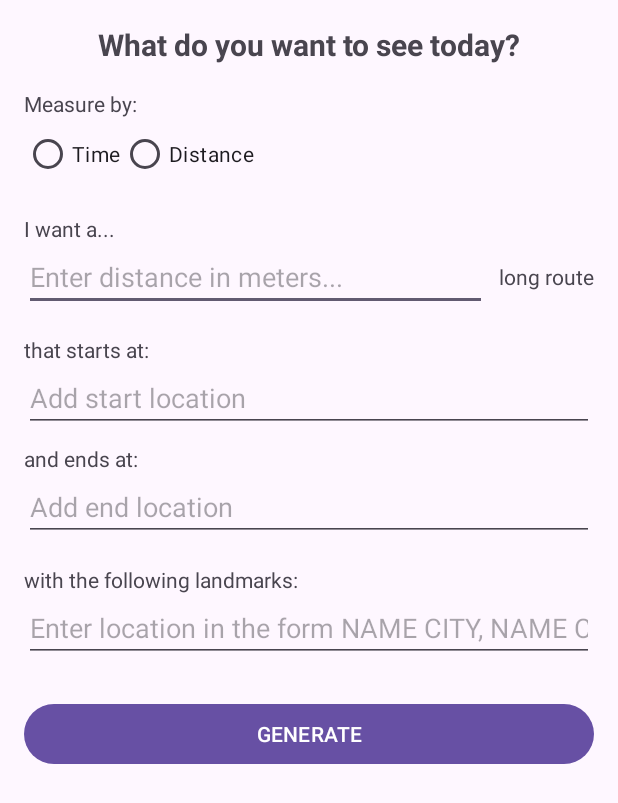
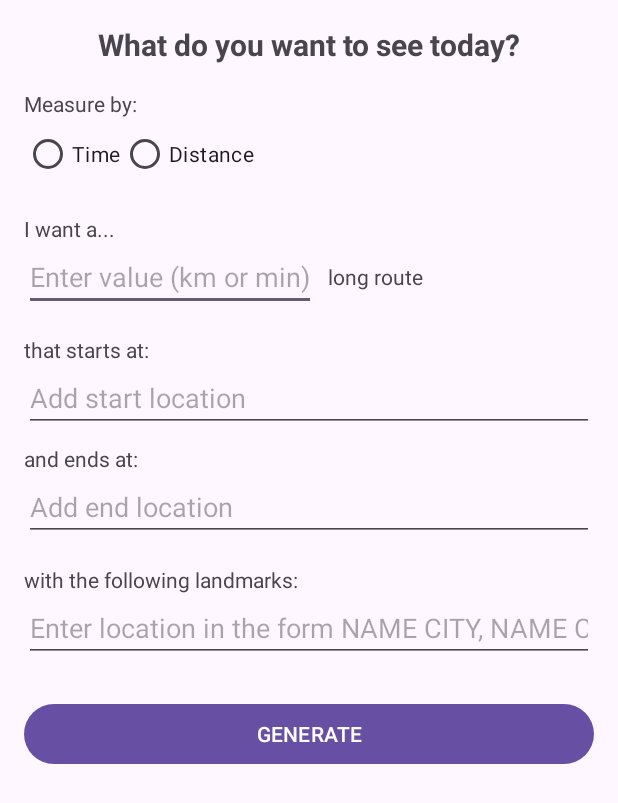
Before and after one commit to nzhan2/cs465-UI-you-see, an Android app: the RouteInputActivity screen opened directly, with no data from a screen before it, on a phone screen of 412 x 824 dp. Shown: the top 803 px of the screen. Run offline under Robolectric (Android 15) with nearby library versions, the phone set to English and light mode, and no system bars.

```diff
--- a/app/src/main/java/com/example/cs465/MainActivity.java
+++ b/app/src/main/java/com/example/cs465/MainActivity.java
@@ -57,7 +57,7 @@ public class MainActivity extends AppCompatActivity {
 
         Button generateButton = findViewById(R.id.generateButton);
         RadioButton timeRadio = findViewById(R.id.timeRadio);
-        EditText distanceEdit = findViewById(R.id.distanceEditText);
+        EditText distanceEdit = findViewById(R.id.constraintValueInput);
 
         generateButton.setOnClickListener(v -> {
             Log.d("debug", "test");
--- a/app/src/main/java/com/example/cs465/RouteInputActivity.java
+++ b/app/src/main/java/com/example/cs465/RouteInputActivity.java
@@ -1,4 +1,6 @@
 package com.example.cs465;
+
+import static java.util.Objects.isNull;
 
 import android.content.Intent;
 import android.os.Bundle;
@@ -45,13 +47,17 @@ public class RouteInputActivity extends AppCompatActivity {
 
         Button generateButton = findViewById(R.id.generateButton);
         RadioButton timeRadio = findViewById(R.id.timeRadio);
-        EditText distanceEdit = findViewById(R.id.distanceEditText);
+        RadioButton distanceRadio = findViewById(R.id.distanceRadio);
+        EditText distanceEdit = findViewById(R.id.constraintValueInput);
 
         generateButton.setOnClickListener(v -> {
             Log.d("debug", "test");
             Log.d("debug", "start: " + startEdit.getText());
+            Log.d("debug", "value :) " + isNull(distanceEdit.getText()));
+
             String start = startEdit.getText().toString().trim();
             String end = endEdit.getText().toString().trim();
+            String value = distanceEdit.getText().toString().trim();
             List<String> intermediates = Arrays.asList(
                     landmarksEditText.getText().toString().trim().split("\\s*,\\s*"));
             ArrayList<String> locationList = new ArrayList<>();
@@ -64,11 +70,13 @@ public class RouteInputActivity extends AppCompatActivity {
             String measure = (timeRadio.isChecked()) ? "time" : "distance";
             String distance = distanceEdit.getText().toString().trim();
 
+
             intent.putExtra("start", start);
             intent.putStringArrayListExtra("intermediates", new ArrayList<>(intermediates));
             intent.putExtra("end", end);
             intent.putExtra("measure", measure);
             intent.putExtra("distance", distance);
+            intent.putExtra("value", value);
             startActivity(intent);
         });
     }
--- a/app/src/main/res/layout/activity_route_input.xml
+++ b/app/src/main/res/layout/activity_route_input.xml
@@ -60,11 +60,10 @@
                 android:orientation="horizontal">
 
                 <EditText
-                    android:id="@+id/distanceEditText"
-                    android:layout_width="0dp"
+                    android:id="@+id/constraintValueInput"
+                    android:layout_width="wrap_content"
                     android:layout_height="wrap_content"
-                    android:layout_weight="1"
-                    android:hint="Enter distance in meters..."
+                    android:hint="Enter value (km or min)"
                     android:inputType="numberDecimal"/>
 
                 <TextView
```
Also changed, not shown: app/src/main/java/com/example/cs465/RouteGeneratorActivity.java (+27 -1 lines), app/src/main/java/com/example/cs465/RouteGeneratorActivityHelper.java (+70 -10 lines).
